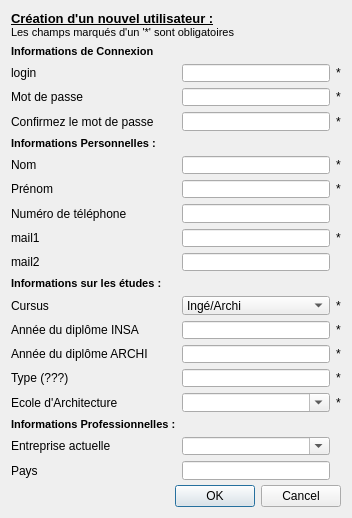
Before: the Qt Designer form src/registerDialog.ui in abrochot/Annuaire, drawn with Qt 5.
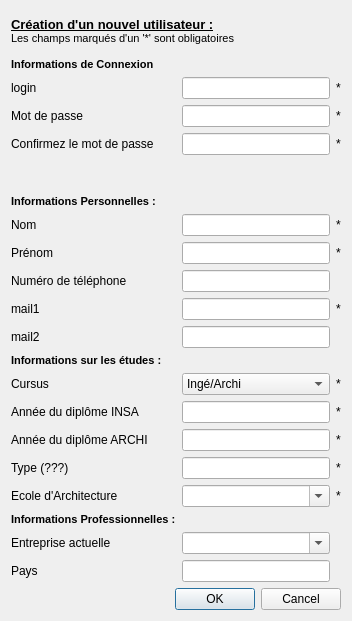
After: the same form once the commit is applied. Icons and pictures are not drawn. Custom widgets are drawn as their Qt base class.

```diff
--- a/src/registerDialog.ui
+++ b/src/registerDialog.ui
@@ -7,21 +7,9 @@
     <x>0</x>
     <y>0</y>
     <width>352</width>
-    <height>518</height>
+    <height>621</height>
    </rect>
   </property>
-  <property name="minimumSize">
-   <size>
-    <width>352</width>
-    <height>518</height>
-   </size>
-  </property>
-  <property name="maximumSize">
-   <size>
-    <width>352</width>
-    <height>518</height>
-   </size>
-  </property>
   <property name="windowTitle">
    <string>Création d'un compte utilisateur</string>
   </property>
@@ -30,8 +18,7 @@
     <normaloff>:/img/icon</normaloff>:/img/icon</iconset>
   </property>
   <property name="styleSheet">
-   <string notr="true">
-</string>
+   <string notr="true"/>
   </property>
   <property name="modal">
    <bool>true</bool>
@@ -72,6 +59,13 @@
      <item row="1" column="1">
       <widget class="QLineEdit" name="leLogin"/>
      </item>
+     <item row="1" column="2">
+      <widget class="QLabel" name="label_20">
+       <property name="text">
+        <string>*</string>
+       </property>
+      </widget>
+     </item>
      <item row="2" column="0">
       <widget class="QLabel" name="label_2">
        <property name="text">
@@ -86,6 +80,13 @@
        </property>
       </widget>
      </item>
+     <item row="2" column="2">
+      <widget class="QLabel" name="label_21">
+       <property name="text">
+        <string>*</string>
+       </property>
+      </widget>
+     </item>
      <item row="3" column="0">
       <widget class="QLabel" name="label_14">
        <property name="text">
@@ -100,7 +101,14 @@
        </property>
       </widget>
      </item>
-     <item row="4" column="0">
+     <item row="3" column="2">
+      <widget class="QLabel" name="label_22">
+       <property name="text">
+        <string>*</string>
+       </property>
+      </widget>
+     </item>
+     <item row="6" column="0">
       <widget class="QLabel" name="label_16">
        <property name="text">
         <string>&lt;!DOCTYPE HTML PUBLIC &quot;-//W3C//DTD HTML 4.0//EN&quot; &quot;http://www.w3.org/TR/REC-html40/strict.dtd&quot;&gt;
@@ -111,35 +119,78 @@
        </property>
       </widget>
      </item>
-     <item row="5" column="0">
+     <item row="7" column="0">
       <widget class="QLabel" name="label_3">
        <property name="text">
         <string>Nom</string>
        </property>
       </widget>
      </item>
-     <item row="6" column="0">
+     <item row="7" column="1">
+      <widget class="QLineEdit" name="leNom"/>
+     </item>
+     <item row="7" column="2">
+      <widget class="QLabel" name="label_23">
+       <property name="text">
+        <string>*</string>
+       </property>
+      </widget>
+     </item>
+     <item row="8" column="0">
       <widget class="QLabel" name="label_4">
        <property name="text">
         <string>Prénom</string>
        </property>
       </widget>
      </item>
-     <item row="8" column="0">
+     <item row="8" column="1">
+      <widget class="QLineEdit" name="lePrenom"/>
+     </item>
+     <item row="8" column="2">
+      <widget class="QLabel" name="label_24">
+       <property name="text">
+        <string>*</string>
+       </property>
+      </widget>
+     </item>
+     <item row="9" column="0">
+      <widget class="QLabel" name="label_31">
+       <property name="text">
+        <string>Numéro de téléphone</string>
+       </property>
+      </widget>
+     </item>
+     <item row="9" column="1">
+      <widget class="QLineEdit" name="leNumTel"/>
+     </item>
+     <item row="10" column="0">
       <widget class="QLabel" name="label_5">
        <property name="text">
         <string>mail1 </string>
        </property>
       </widget>
      </item>
-     <item row="9" column="0">
+     <item row="10" column="1">
+      <widget class="QLineEdit" name="leMail1"/>
+     </item>
+     <item row="10" column="2">
+      <widget class="QLabel" name="label_25">
+       <property name="text">
+        <string>*</string>
+       </property>
+      </widget>
+     </item>
+     <item row="11" column="0">
       <widget class="QLabel" name="label_6">
        <property name="text">
         <string>mail2</string>
        </property>
       </widget>
      </item>
-     <item row="10" column="0">
+     <item row="11" column="1">
+      <widget class="QLineEdit" name="leMail2"/>
+     </item>
+     <item row="12" column="0">
       <widget class="QLabel" name="label_19">
        <property name="text">
         <string>&lt;!DOCTYPE HTML PUBLIC &quot;-//W3C//DTD HTML 4.0//EN&quot; &quot;http://www.w3.org/TR/REC-html40/strict.dtd&quot;&gt;
@@ -150,42 +201,110 @@
        </property>
       </widget>
      </item>
-     <item row="11" column="0">
+     <item row="13" column="0">
       <widget class="QLabel" name="label_7">
        <property name="text">
         <string>Cursus</string>
        </property>
       </widget>
      </item>
-     <item row="12" column="0">
+     <item row="13" column="1">
+      <widget class="QComboBox" name="cbCursus">
+       <item>
+        <property name="text">
+         <string>Ingé/Archi</string>
+        </property>
+       </item>
+       <item>
+        <property name="text">
+         <string>Archi/Ingé</string>
+        </property>
+       </item>
+      </widget>
+     </item>
+     <item row="13" column="2">
+      <widget class="QLabel" name="label_26">
+       <property name="text">
+        <string>*</string>
+       </property>
+      </widget>
+     </item>
+     <item row="14" column="0">
       <widget class="QLabel" name="label_8">
        <property name="text">
         <string>Année du diplôme INSA</string>
        </property>
       </widget>
      </item>
-     <item row="13" column="0">
+     <item row="14" column="1">
+      <widget class="QLineEdit" name="leAnneeDiplomeINSA"/>
+     </item>
+     <item row="14" column="2">
+      <widget class="QLabel" name="label_27">
+       <property name="text">
+        <string>*</string>
+       </property>
+      </widget>
+     </item>
+     <item row="15" column="0">
       <widget class="QLabel" name="label_9">
        <property name="text">
         <string>Année du diplôme ARCHI</string>
        </property>
       </widget>
      </item>
-     <item row="14" column="0">
+     <item row="15" column="1">
+      <widget class="QLineEdit" name="leAnneeDiplomeARCHI"/>
+     </item>
+     <item row="15" column="2">
+      <widget class="QLabel" name="label_28">
+       <property name="text">
+        <string>*</string>
+       </property>
+      </widget>
+     </item>
+     <item row="16" column="0">
       <widget class="QLabel" name="label_10">
        <property name="text">
         <string>Type (???)</string>
        </property>
       </widget>
      </item>
-     <item row="15" column="0">
+     <item row="16" column="1">
+      <widget class="QLineEdit" name="leType"/>
+     </item>
+     <item row="16" column="2">
+      <widget class="QLabel" name="label_29">
+       <property name="text">
+        <string>*</string>
+       </property>
+      </widget>
+     </item>
+     <item row="17" column="0">
       <widget class="QLabel" name="label_11">
        <property name="text">
         <string>Ecole d'Architecture</string>
        </property>
       </widget>
      </item>
-     <item row="16" column="0">
+     <item row="17" column="1">
+      <widget class="QComboBox" name="cbEcole">
+       <property name="editable">
+        <bool>true</bool>
+       </property>
+       <property name="currentIndex">
+        <number>-1</number>
+       </property>
+      </widget>
+     </item>
+     <item row="17" column="2">
+      <widget class="QLabel" name="label_30">
+       <property name="text">
+        <string>*</string>
+       </property>
+      </widget>
+     </item>
+     <item row="18" column="0">
       <widget class="QLabel" name="label_17">
        <property name="text">
         <string>&lt;!DOCTYPE HTML PUBLIC &quot;-//W3C//DTD HTML 4.0//EN&quot; &quot;http://www.w3.org/TR/REC-html40/strict.dtd&quot;&gt;
@@ -196,159 +315,43 @@
        </property>
       </widget>
      </item>
-     <item row="17" column="0">
+     <item row="19" column="0">
       <widget class="QLabel" name="label_12">
        <property name="text">
         <string>Entreprise actuelle</string>
        </property>
       </widget>
      </item>
-     <item row="18" column="0">
+     <item row="19" column="1">
+      <widget class="QComboBox" name="cbEntreprise">
+       <property name="editable">
+        <bool>true</bool>
+       </property>
+      </widget>
+     </item>
+     <item row="20" column="0">
       <widget class="QLabel" name="label_13">
        <property name="text">
         <string>Pays</string>
        </property>
       </widget>
      </item>
-     <item row="1" column="2">
-      <widget class="QLabel" name="label_20">
-       <property name="text">
-        <string>*</string>
-       </property>
-      </widget>
-     </item>
-     <item row="2" column="2">
-      <widget class="QLabel" name="label_21">
-       <property name="text">
-        <string>*</string>
-       </property>
-      </widget>
-     </item>
-     <item row="3" column="2">
-      <widget class="QLabel" name="label_22">
-       <property name="text">
-        <string>*</string>
-       </property>
-      </widget>
-     </item>
-     <item row="5" column="2">
-      <widget class="QLabel" name="label_23">
-       <property name="text">
-        <string>*</string>
-       </property>
-      </widget>
-     </item>
-     <item row="6" column="2">
-      <widget class="QLabel" name="label_24">
-       <property name="text">
-        <string>*</string>
-       </property>
-      </widget>
-     </item>
-     <item row="8" column="2">
-      <widget class="QLabel" name="label_25">
-       <property name="text">
-        <string>*</string>
-       </property>
-      </widget>
-     </item>
-     <item row="11" column="2">
-      <widget class="QLabel" name="label_26">
-       <property name="text">
-        <string>*</string>
-       </property>
-      </widget>
-     </item>
-     <item row="12" column="2">
-      <widget class="QLabel" name="label_27">
-       <property name="text">
-        <string>*</string>
-       </property>
-      </widget>
-     </item>
-     <item row="13" column="2">
-      <widget class="QLabel" name="label_28">
-       <property name="text">
-        <string>*</string>
-       </property>
-      </widget>
-     </item>
-     <item row="14" column="2">
-      <widget class="QLabel" name="label_29">
-       <property name="text">
-        <string>*</string>
-       </property>
-      </widget>
-     </item>
-     <item row="15" column="2">
-      <widget class="QLabel" name="label_30">
-       <property name="text">
-        <string>*</string>
-       </property>
-      </widget>
-     </item>
-     <item row="7" column="0">
-      <widget class="QLabel" name="label_31">
-       <property name="text">
-        <string>Numéro de téléphone</string>
-       </property>
-      </widget>
-     </item>
-     <item row="11" column="1">
-      <widget class="QComboBox" name="cbCursus">
-       <item>
-        <property name="text">
-         <string>Ingé/Archi</string>
-        </property>
-       </item>
-       <item>
-        <property name="text">
-         <string>Archi/Ingé</string>
-        </property>
-       </item>
-      </widget>
-     </item>
-     <item row="6" column="1">
-      <widget class="QLineEdit" name="lePrenom"/>
-     </item>
-     <item row="5" column="1">
-      <widget class="QLineEdit" name="leNom"/>
-     </item>
-     <item row="7" column="1">
-      <widget class="QLineEdit" name="leNumTel"/>
-     </item>
-     <item row="8" column="1">
-      <widget class="QLineEdit" name="leMail1"/>
-     </item>
-     <item row="9" column="1">
-      <widget class="QLineEdit" name="leMail2"/>
-     </item>
-     <item row="12" column="1">
-      <widget class="QLineEdit" name="leAnneeDiplomeINSA"/>
-     </item>
-     <item row="13" column="1">
-      <widget class="QLineEdit" name="leAnneeDiplomeARCHI"/>
-     </item>
-     <item row="14" column="1">
-      <widget class="QLineEdit" name="leType"/>
-     </item>
-     <item row="18" column="1">
+     <item row="20" column="1">
       <widget class="QLineEdit" name="lePays"/>
      </item>
-     <item row="15" column="1">
-      <widget class="QComboBox" name="cbEcole">
-       <property name="editable">
-        <bool>true</bool>
+     <item row="4" column="1">
+      <widget class="PasswordHardness" name="passwordHardnessMeter" native="true">
+       <property name="minimumSize">
+        <size>
+         <width>139</width>
+         <height>28</height>
+        </size>
        </property>
-       <property name="currentIndex">
-        <number>-1</number>
-       </property>
-      </widget>
-     </item>
-     <item row="17" column="1">
-      <widget class="QComboBox" name="cbEntreprise">
-       <property name="editable">
-        <bool>true</bool>
+       <property name="maximumSize">
+        <size>
+         <width>139</width>
+         <height>28</height>
+        </size>
        </property>
       </widget>
      </item>
@@ -366,6 +369,14 @@
    </item>
   </layout>
  </widget>
+ <customwidgets>
+  <customwidget>
+   <class>PasswordHardness</class>
+   <extends>QWidget</extends>
+   <header>PasswordHardness.h</header>
+   <container>1</container>
+  </customwidget>
+ </customwidgets>
  <tabstops>
   <tabstop>leLogin</tabstop>
   <tabstop>lePassword</tabstop>
```
